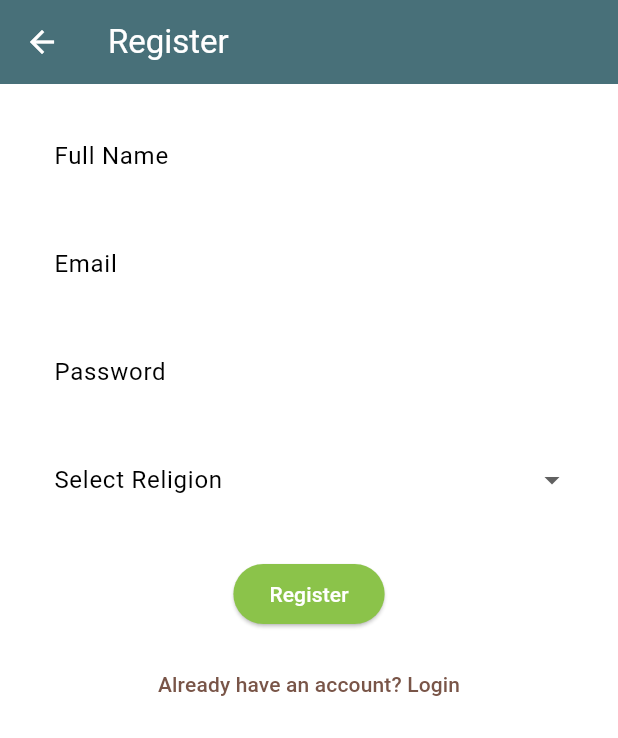
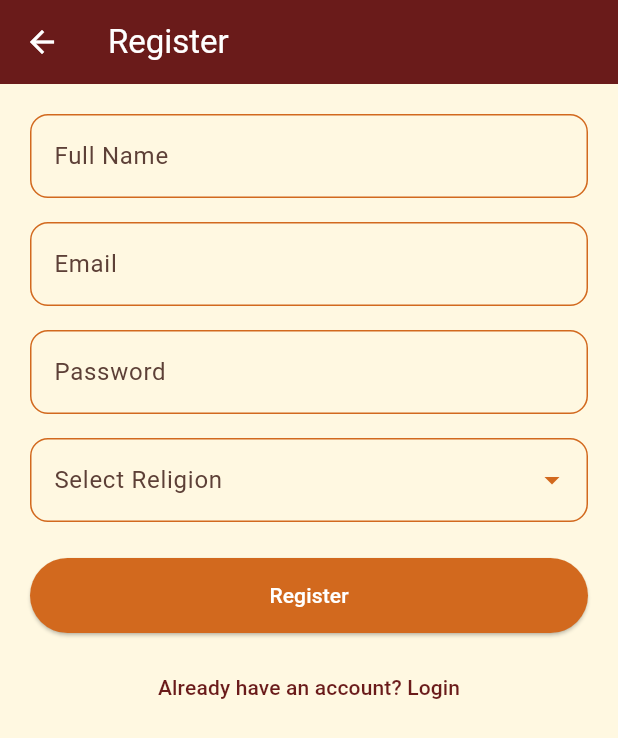
Before and after one commit to tadeowen/comeback, a Flutter app: the RegisterScreen screen opened by its route, on a phone screen of 412 x 824 dp. Shown: the top 738 px of the screen. Run offline on Flutter 3.47's test engine with Material 3 defaults, Android fonts, the phone set to English and light mode, and no system bars; our stand-ins replace cloud_firestore, firebase_auth, firebase_core, firebase_storage, image_picker; accounts and stored records are empty.

Commit message:
Update register_screen.dart

```diff
--- a/lib/features/login/register_screen.dart
+++ b/lib/features/login/register_screen.dart
@@ -55,11 +55,9 @@ class _RegisterScreenState extends State<RegisterScreen> {
     setState(() => _isLoading = true);
 
     try {
-      // Firebase Auth registration
       final userCred = await FirebaseAuth.instance
           .createUserWithEmailAndPassword(email: email, password: password);
 
-      // Save user info to Firestore
       await FirebaseFirestore.instance
           .collection('users')
           .doc(userCred.user!.uid)
@@ -70,7 +68,6 @@ class _RegisterScreenState extends State<RegisterScreen> {
         'createdAt': Timestamp.now(),
       });
 
-      // Navigate based on religion
       if (religion == 'Christianity') {
         Navigator.pushReplacement(
           context,
@@ -82,7 +79,6 @@ class _RegisterScreenState extends State<RegisterScreen> {
           MaterialPageRoute(builder: (_) => IslamHomeScreen(studentName: name)),
         );
       } else {
-        // fallback
         Navigator.pushReplacementNamed(context, '/');
       }
     } on FirebaseAuthException catch (e) {
@@ -121,49 +117,126 @@ class _RegisterScreenState extends State<RegisterScreen> {
 
   @override
   Widget build(BuildContext context) {
+    const Color backgroundColor = Color(0xFFFFF8E1); // soft golden
+    const Color appBarColor = Color(0xFF6A1B1A); // deep maroon
+    const Color inputBorderColor = Color(0xFFD2691E); // rusty orange
+    const Color buttonColor = Color(0xFFD2691E); // rusty orange
+    const Color textColor = Color(0xFF4B1D1D); // earthy dark
+    const Color labelColor = Color(0xFF5D4037); // warm brown
+
     return Scaffold(
-      appBar: AppBar(title: const Text('Register')),
+      backgroundColor: backgroundColor,
+      appBar: AppBar(
+        backgroundColor: appBarColor,
+        title: const Text('Register', style: TextStyle(color: Colors.white)),
+      ),
       body: SingleChildScrollView(
         padding: const EdgeInsets.all(20),
         child: Column(
           children: [
             TextField(
               controller: _nameController,
-              decoration: const InputDecoration(labelText: 'Full Name'),
+              style: const TextStyle(color: textColor),
+              decoration: InputDecoration(
+                labelText: 'Full Name',
+                labelStyle: const TextStyle(color: labelColor),
+                enabledBorder: OutlineInputBorder(
+                  borderSide: const BorderSide(color: inputBorderColor),
+                  borderRadius: BorderRadius.circular(12),
+                ),
+                focusedBorder: OutlineInputBorder(
+                  borderSide: const BorderSide(color: appBarColor),
+                  borderRadius: BorderRadius.circular(12),
+                ),
+              ),
             ),
             const SizedBox(height: 16),
             TextField(
               controller: _emailController,
               keyboardType: TextInputType.emailAddress,
-              decoration: const InputDecoration(labelText: 'Email'),
+              style: const TextStyle(color: textColor),
+              decoration: InputDecoration(
+                labelText: 'Email',
+                labelStyle: const TextStyle(color: labelColor),
+                enabledBorder: OutlineInputBorder(
+                  borderSide: const BorderSide(color: inputBorderColor),
+                  borderRadius: BorderRadius.circular(12),
+                ),
+                focusedBorder: OutlineInputBorder(
+                  borderSide: const BorderSide(color: appBarColor),
+                  borderRadius: BorderRadius.circular(12),
+                ),
+              ),
             ),
             const SizedBox(height: 16),
             TextField(
               controller: _passwordController,
               obscureText: true,
-              decoration: const InputDecoration(labelText: 'Password'),
+              style: const TextStyle(color: textColor),
+              decoration: InputDecoration(
+                labelText: 'Password',
+                labelStyle: const TextStyle(color: labelColor),
+                enabledBorder: OutlineInputBorder(
+                  borderSide: const BorderSide(color: inputBorderColor),
+                  borderRadius: BorderRadius.circular(12),
+                ),
+                focusedBorder: OutlineInputBorder(
+                  borderSide: const BorderSide(color: appBarColor),
+                  borderRadius: BorderRadius.circular(12),
+                ),
+              ),
             ),
             const SizedBox(height: 16),
             DropdownButtonFormField<String>(
               value: _selectedReligion,
+              dropdownColor: backgroundColor,
+              iconEnabledColor: inputBorderColor,
+              style: const TextStyle(color: textColor),
               items: _religions
-                  .map((religion) =>
-                      DropdownMenuItem(value: religion, child: Text(religion)))
+                  .map((religion) => DropdownMenuItem(
+                        value: religion,
+                        child: Text(religion),
+                      ))
                   .toList(),
               onChanged: (value) => setState(() => _selectedReligion = value),
-              decoration: const InputDecoration(labelText: 'Select Religion'),
+              decoration: InputDecoration(
+                labelText: 'Select Religion',
+                labelStyle: const TextStyle(color: labelColor),
+                enabledBorder: OutlineInputBorder(
+                  borderSide: const BorderSide(color: inputBorderColor),
+                  borderRadius: BorderRadius.circular(12),
+                ),
+                focusedBorder: OutlineInputBorder(
+                  borderSide: const BorderSide(color: appBarColor),
+                  borderRadius: BorderRadius.circular(12),
+                ),
+              ),
             ),
             const SizedBox(height: 24),
-            ElevatedButton(
-              onPressed: _isLoading ? null : _register,
-              child: Text(_isLoading ? 'Registering...' : 'Register'),
+            SizedBox(
+              width: double.infinity,
+              height: 50,
+              child: ElevatedButton(
+                onPressed: _isLoading ? null : _register,
+                style: ElevatedButton.styleFrom(
+                  backgroundColor: buttonColor,
+                  foregroundColor: Colors.white,
+                  shape: RoundedRectangleBorder(
+                    borderRadius: BorderRadius.circular(30),
+                  ),
+                ),
+                child: Text(_isLoading ? 'Registering...' : 'Register'),
+              ),
             ),
             const SizedBox(height: 12),
             TextButton(
               onPressed: () {
                 Navigator.pushReplacementNamed(context, '/');
               },
-              child: const Text("Already have an account? Login"),
+              child: const Text(
+                "Already have an account? Login",
+                style: TextStyle(color: appBarColor),
+              ),
             ),
           ],
         ),
```
